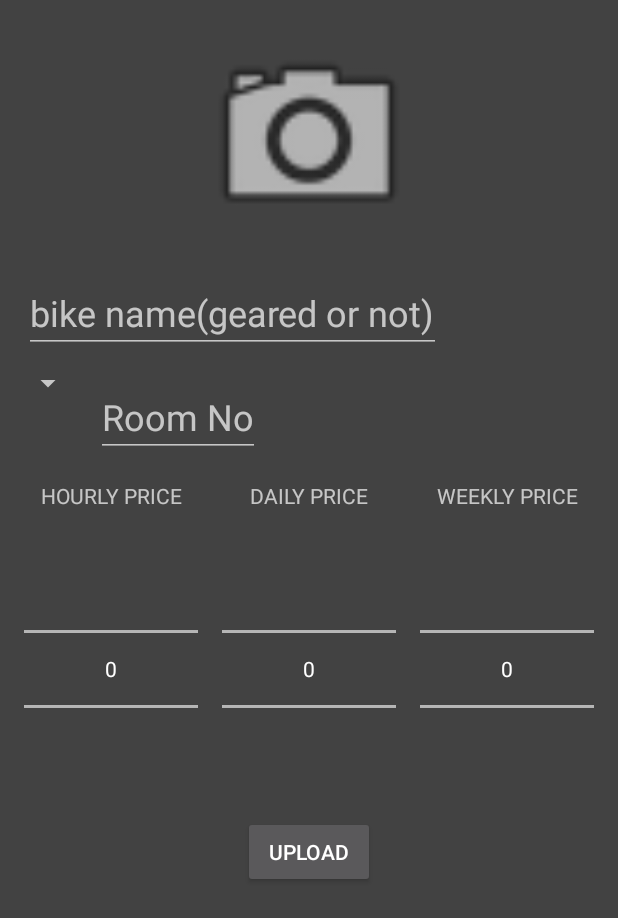
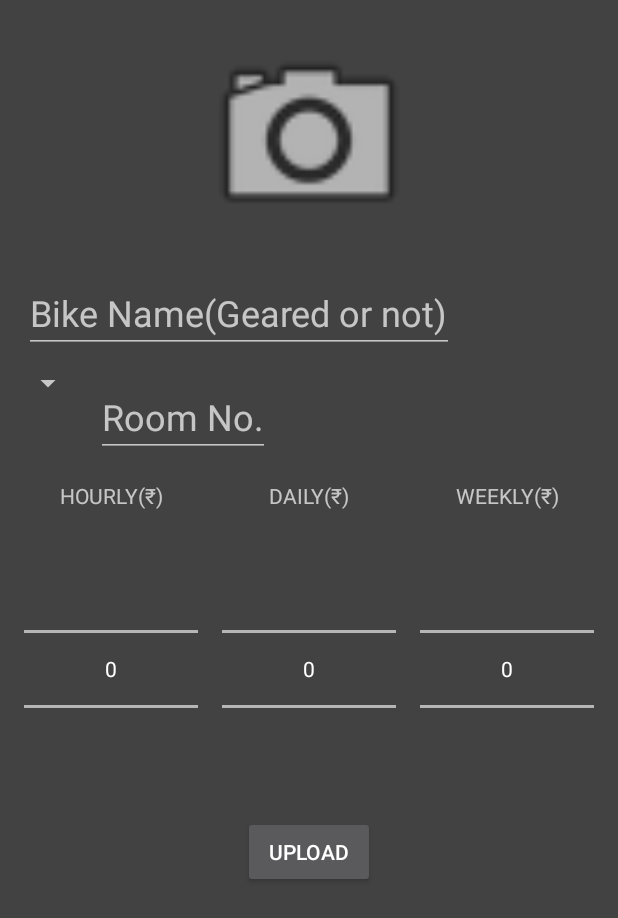
Before and after one commit to QuantumSurge/Pedal, an Android app: the layout activity_add_bike.xml on its own in the app's theme, with its tools: preview values and no code run, on a phone screen of 412 x 824 dp. Shown: the top 918 px of the screen. Run offline under Robolectric (Android 15) with nearby library versions, the phone set to English and light mode, and no system bars.

Commit message:
Changed spinner range and added rupees sign

```diff
--- a/app/src/main/res/layout/activity_add_bike.xml
+++ b/app/src/main/res/layout/activity_add_bike.xml
@@ -25,7 +25,7 @@
         android:layout_width="wrap_content"
         android:layout_height="wrap_content"
         android:layout_margin="8dp"
-        android:hint="bike name(geared or not)"
+        android:hint="Bike Name(Geared or not)"
         android:textSize="24sp"/>
     <LinearLayout
         android:layout_width="wrap_content"
@@ -41,7 +41,7 @@
             android:layout_width="wrap_content"
             android:layout_height="wrap_content"
             android:layout_margin="8dp"
-            android:hint="Room No"
+            android:hint="Room No."
             android:inputType="number"
             android:textSize="24sp"/>
     </LinearLayout>
@@ -56,7 +56,7 @@
             android:layout_weight="1"
             android:gravity="center_horizontal"
             android:outlineProvider="bounds"
-            android:text="Hourly Price"
+            android:text="Hourly(₹)"
             android:textAllCaps="true" />
         <TextView
             android:layout_width="0dp"
@@ -65,7 +65,7 @@
             android:layout_weight="1"
             android:gravity="center_horizontal"
             android:outlineProvider="bounds"
-            android:text="daily Price"
+            android:text="Daily(₹)"
             android:textAllCaps="true"/>
         <TextView
             android:layout_width="0dp"
@@ -74,7 +74,7 @@
             android:layout_weight="1"
             android:gravity="center_horizontal"
             android:outlineProvider="bounds"
-            android:text="Weekly Price"
+            android:text="Weekly(₹)"
             android:textAllCaps="true"/>
     </LinearLayout>
     <LinearLayout
--- a/app/src/main/res/layout/bike_detail.xml
+++ b/app/src/main/res/layout/bike_detail.xml
@@ -63,7 +63,7 @@
                             android:layout_width="wrap_content"
                             android:layout_height="wrap_content"
                             android:layout_gravity="center_horizontal"
-                            android:text="Hour"
+                            android:text="Hourly(₹)"
                             android:textSize="12sp" />
                         <TextView
                             android:id="@+id/mHourlyPrice"
@@ -82,7 +82,7 @@
                             android:layout_width="wrap_content"
                             android:layout_height="wrap_content"
                             android:layout_gravity="center_horizontal"
-                            android:text="Day"
+                            android:text="Daily(₹)"
                             android:textSize="12sp" />
                         <TextView
                             android:id="@+id/mDailyPrice"
@@ -101,7 +101,7 @@
                             android:layout_width="wrap_content"
                             android:layout_height="wrap_content"
                             android:layout_gravity="center_horizontal"
-                            android:text="Week"
+                            android:text="Weekly(₹)"
                             android:textSize="12sp" />
                         <TextView
                             android:id="@+id/mWeeklyPrice"
--- a/app/src/main/res/layout/fragment_profile.xml
+++ b/app/src/main/res/layout/fragment_profile.xml
@@ -12,7 +12,8 @@
     android:layout_gravity="center_horizontal"
     android:layout_margin="8dp"
     android:adjustViewBounds="true"
-    android:scaleType="centerCrop"/>
+    android:scaleType="centerCrop"
+    android:src="@android:drawable/ic_menu_edit"/>
 
     <TextView
         android:id="@+id/user_name"
--- a/app/src/main/res/menu/menu_mainpage.xml
+++ b/app/src/main/res/menu/menu_mainpage.xml
@@ -12,4 +12,9 @@
         android:orderInCategory="100"
         android:title="Lend Bike"
         app:showAsAction="never"/>
+    <item
+        android:id="@+id/about_app"
+        android:orderInCategory="100"
+        android:title="About App"
+        app:showAsAction="never"/>
 </menu>
--- a/app/src/main/res/values/integers.xml
+++ b/app/src/main/res/values/integers.xml
@@ -1,10 +1,10 @@
 <?xml version="1.0" encoding="utf-8"?>
 <resources>
 
-    <integer name="maxPriceForHour">30</integer>
+    <integer name="maxPriceForHour">10</integer>
     <integer name="minPriceForHour">0</integer>
-    <integer name="maxPriceForDay">30</integer>
+    <integer name="maxPriceForDay">60</integer>
     <integer name="minPriceForDay">0</integer>
-    <integer name="maxPriceForWeek">30</integer>
+    <integer name="maxPriceForWeek">300</integer>
     <integer name="minPriceForWeek">0</integer>
 </resources>
```
Also changed, not shown: app/src/main/java/com/example/pratyushsharma/test/Mainpage.java (+1 -0 lines).
